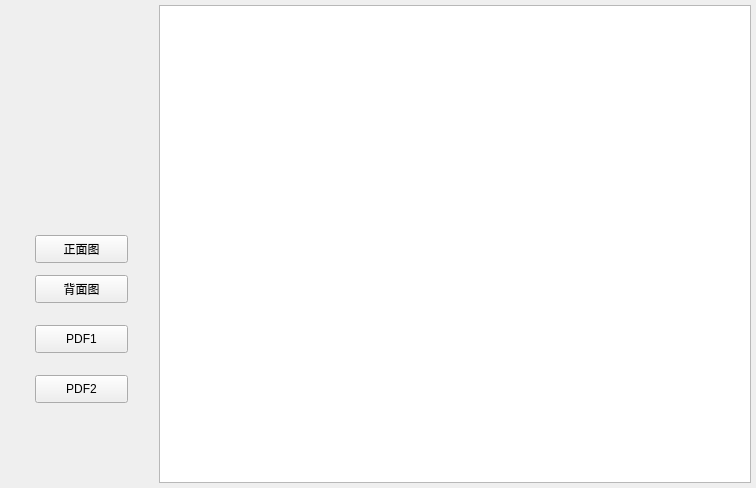
Qt form Painter/widget.ui (SummerMemories/Qt_painter) before a commit.
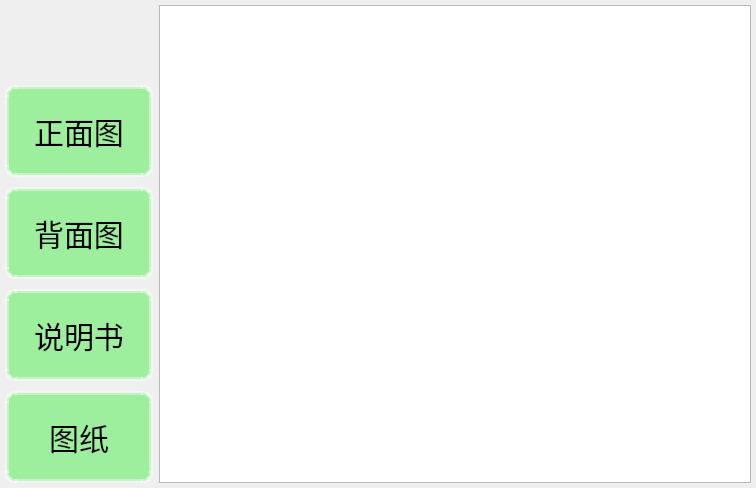
The same form after that commit.

Diff of the .ui file:
```diff
--- a/Painter/widget.ui
+++ b/Painter/widget.ui
@@ -46,76 +46,140 @@
        <height>16777215</height>
       </size>
      </property>
+     <property name="styleSheet">
+      <string notr="true">QPushButton{
+                   background-color:rgba(100,240,100,150);
+                   border-style:outset;
+                   border-width:4px;
+                   border-radius:10px;
+                   border-color:rgba(255,255,255,100);
+                   font: 30px;
+                   color:rgb(0,0,0);
+                   padding:20px;
+}
+
+QPushButton:pressed
+{
+	background-color:rgba(100,255,80,250);
+    border-color:rgba(255,255,255,30);
+    border-style:inset;
+    color:rgb(0,0,0);
+}
+
+QPushButton:hover
+{
+	background-color:rgba(100,255,100,200);
+	border-color:rgba(255,255,255,30);
+	color:rgb(0,0,0);
+}
+</string>
+     </property>
+     <layout class="QVBoxLayout" name="verticalLayout">
+      <property name="spacing">
+       <number>10</number>
+      </property>
+      <property name="leftMargin">
+       <number>0</number>
+      </property>
+      <property name="topMargin">
+       <number>0</number>
+      </property>
+      <property name="rightMargin">
+       <number>0</number>
+      </property>
+      <property name="bottomMargin">
+       <number>0</number>
+      </property>
+      <item>
+       <spacer name="verticalSpacer">
+        <property name="orientation">
+         <enum>Qt::Vertical</enum>
+        </property>
+        <property name="sizeHint" stdset="0">
+         <size>
+          <width>20</width>
+          <height>40</height>
+         </size>
+        </property>
+       </spacer>
+      </item>
+      <item>
      <widget class="QPushButton" name="m_FontPicture">
-      <property name="geometry">
-       <rect>
-        <x>30</x>
-        <y>230</y>
-        <width>93</width>
-        <height>28</height>
-       </rect>
+        <property name="sizePolicy">
+         <sizepolicy hsizetype="Minimum" vsizetype="Fixed">
+          <horstretch>0</horstretch>
+          <verstretch>0</verstretch>
+         </sizepolicy>
+        </property>
+        <property name="minimumSize">
+         <size>
+          <width>0</width>
+          <height>50</height>
+         </size>
       </property>
       <property name="text">
        <string>正面图</string>
       </property>
      </widget>
+      </item>
+      <item>
      <widget class="QPushButton" name="m_BackPicture">
-      <property name="geometry">
-       <rect>
-        <x>30</x>
-        <y>270</y>
-        <width>93</width>
-        <height>28</height>
-       </rect>
-      </property>
       <property name="sizePolicy">
-       <sizepolicy hsizetype="Fixed" vsizetype="Fixed">
+         <sizepolicy hsizetype="Minimum" vsizetype="Fixed">
         <horstretch>0</horstretch>
         <verstretch>0</verstretch>
        </sizepolicy>
       </property>
+        <property name="minimumSize">
+         <size>
+          <width>0</width>
+          <height>50</height>
+         </size>
+        </property>
       <property name="text">
        <string>背面图</string>
       </property>
      </widget>
-     <widget class="QPushButton" name="m_PDF2">
-      <property name="geometry">
-       <rect>
-        <x>30</x>
-        <y>370</y>
-        <width>93</width>
-        <height>28</height>
-       </rect>
-      </property>
-      <property name="sizePolicy">
-       <sizepolicy hsizetype="Fixed" vsizetype="Fixed">
-        <horstretch>0</horstretch>
-        <verstretch>0</verstretch>
-       </sizepolicy>
-      </property>
-      <property name="text">
-       <string>PDF2</string>
-      </property>
-     </widget>
+      </item>
+      <item>
      <widget class="QPushButton" name="m_PDF1">
-      <property name="geometry">
-       <rect>
-        <x>30</x>
-        <y>320</y>
-        <width>93</width>
-        <height>28</height>
-       </rect>
-      </property>
+        <property name="sizePolicy">
+         <sizepolicy hsizetype="Minimum" vsizetype="Fixed">
+          <horstretch>0</horstretch>
+          <verstretch>0</verstretch>
+         </sizepolicy>
+        </property>
+        <property name="minimumSize">
+         <size>
+          <width>0</width>
+          <height>50</height>
+         </size>
+        </property>
+        <property name="text">
+         <string>说明书</string>
+        </property>
+       </widget>
+      </item>
+      <item>
+       <widget class="QPushButton" name="m_PDF2">
       <property name="sizePolicy">
-       <sizepolicy hsizetype="Fixed" vsizetype="Fixed">
+         <sizepolicy hsizetype="Minimum" vsizetype="Fixed">
         <horstretch>0</horstretch>
         <verstretch>0</verstretch>
        </sizepolicy>
       </property>
+        <property name="minimumSize">
+         <size>
+          <width>0</width>
+          <height>50</height>
+         </size>
+        </property>
       <property name="text">
-       <string>PDF1</string>
-      </property>
-     </widget>
+         <string>图纸</string>
+        </property>
+       </widget>
+      </item>
+     </layout>
     </widget>
    </item>
    <item>
```
Left out of the diff: 6 changed lines with no effect on the pictures. Lines whose indentation alone changed are shown as unchanged.
